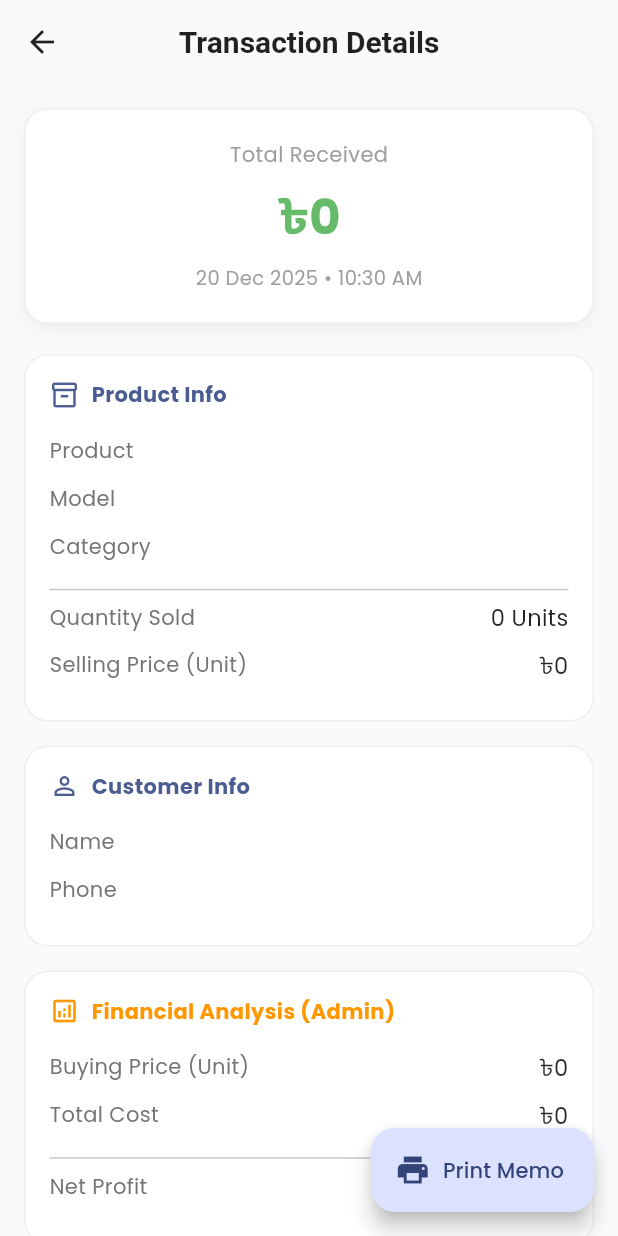
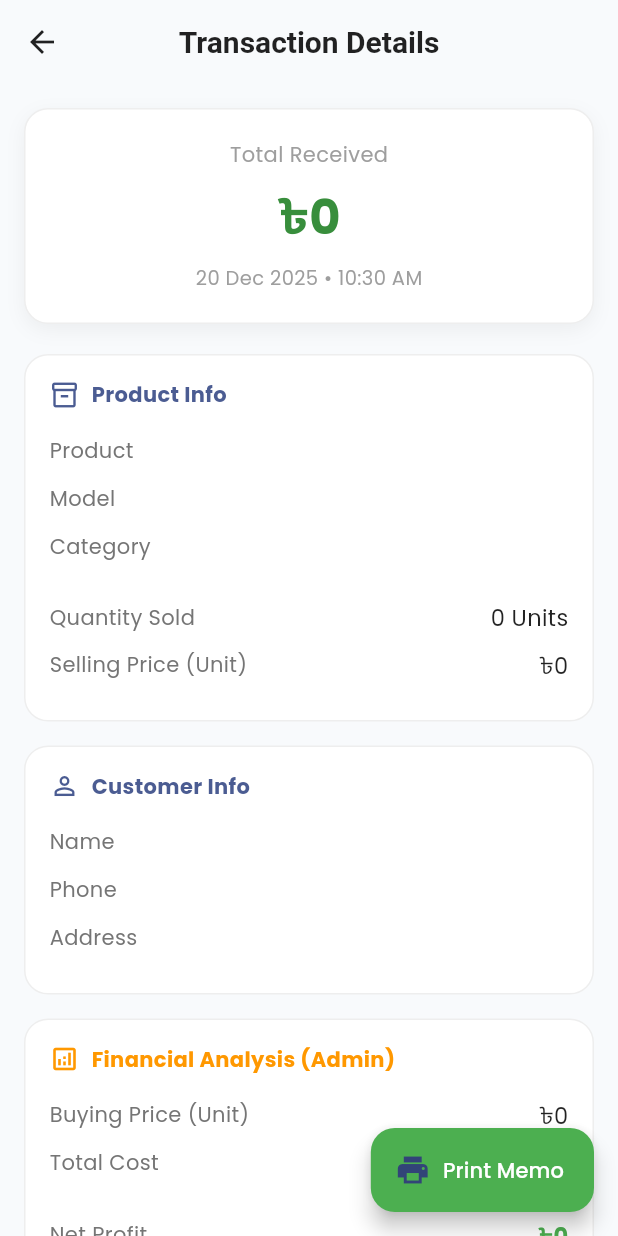
Before and after one commit to AbdullahRFA/vision_mart_app, a Flutter app: the SalesDetailScreen screen opened directly with empty values, after a tap on "Print Memo", on a phone screen of 412 x 824 dp. Run offline on Flutter 3.47's test engine with Material 3 defaults, Android fonts, the phone set to English and light mode, and no system bars; our stand-ins replace cloud_firestore, firebase_auth, firebase_core, flutter_riverpod, google_fonts, pdf and 1 more; accounts and stored records are empty.

Commit message:
feat(analytics): add customer address to detail view and fix dark mode colors
- Updated `SalesDetailScreen` to retrieve and display `customerAddress` from sales records.
- Passed customer address to the invoice PDF generator for re-printing.
- Refactored text styles in `SalesDetailScreen` to strictly use White, Yellow, Green, and Red in Dark Mode for high visibility.

Signed-off-by: AbdullahRFA <shakibrybmn@gmail.com>

```diff
--- a/lib/src/features/analytics/presentation/sales_detail_screen.dart
+++ b/lib/src/features/analytics/presentation/sales_detail_screen.dart
@@ -17,6 +17,9 @@ class SalesDetailScreen extends StatelessWidget {
     final productName = sale['productName'] ?? 'Unknown Product';
     final customerName = sale['customerName'] ?? 'Guest';
     final customerPhone = sale['customerPhone'] ?? 'N/A';
+    // 👈 Retrieve Address (Handle null safely)
+    final customerAddress = sale['customerAddress'] ?? 'N/A';
+
     final totalAmount = (sale['totalAmount'] ?? 0).toDouble();
     final profit = (sale['profit'] ?? 0).toDouble();
     final quantity = (sale['quantity'] ?? 1).toInt();
@@ -30,22 +33,22 @@ class SalesDetailScreen extends StatelessWidget {
       floatingActionButton: FloatingActionButton.extended(
         onPressed: () {
           try {
-            // Generate PDF using existing generator
             PdfGenerator.generateInvoice(
               invoiceId: invoiceId,
               customerName: customerName,
               customerPhone: customerPhone,
+              customerAddress: customerAddress, // 👈 Pass Address to PDF
               products: [
                 {
                   'name': productName,
                   'model': sale['productModel'] ?? '',
                   'qty': quantity,
                   'price': unitPrice,
-                  'total': totalAmount + discount, // Gross total for the line item usually
+                  'total': totalAmount + discount,
                 }
               ],
               totalAmount: totalAmount,
-              paidAmount: totalAmount, // Fully paid since it's in this list
+              paidAmount: totalAmount,
               dueAmount: 0,
               discount: discount,
               date: date,
@@ -57,7 +60,9 @@ class SalesDetailScreen extends StatelessWidget {
           }
         },
         icon: const Icon(Icons.print),
-        label: const Text("Print Memo"),
+        // 1. WHITE: Button Text
+        label: const Text("Print Memo", style: TextStyle(color: Colors.white)),
+        backgroundColor: Colors.green, // Always Green button
       ),
       body: SingleChildScrollView(
         padding: const EdgeInsets.all(16),
@@ -77,16 +82,19 @@ class SalesDetailScreen extends StatelessWidget {
               ),
               child: Column(
                 children: [
+                  // 1. WHITE (faint): Label
                   Text("Total Received", style: TextStyle(color: isDark ? Colors.white60 : Colors.grey)),
                   const SizedBox(height: 8),
+                  // 3. GREEN: Total Amount
                   Text(
                     "৳${totalAmount.toStringAsFixed(0)}",
-                    style: TextStyle(fontSize: 32, fontWeight: FontWeight.bold, color: Colors.green.shade400),
+                    style: TextStyle(fontSize: 32, fontWeight: FontWeight.bold, color: isDark ? Colors.greenAccent : Colors.green.shade700),
                   ),
                   const SizedBox(height: 8),
+                  // 2. YELLOW: Date
                   Text(
                     DateFormat('dd MMM yyyy • hh:mm a').format(date),
-                    style: TextStyle(color: isDark ? Colors.white38 : Colors.grey[500], fontSize: 13),
+                    style: TextStyle(color: isDark ? Colors.yellowAccent : Colors.grey[500], fontSize: 13),
                   ),
                 ],
               ),
@@ -101,7 +109,7 @@ class SalesDetailScreen extends StatelessWidget {
                 _DetailRow(label: "Product", value: productName),
                 _DetailRow(label: "Model", value: sale['productModel'] ?? 'N/A'),
                 _DetailRow(label: "Category", value: sale['productCategory'] ?? 'N/A'),
-                const Divider(),
+                const Divider(color: Colors.white24),
                 _DetailRow(label: "Quantity Sold", value: "$quantity Units"),
                 _DetailRow(label: "Selling Price (Unit)", value: "৳${unitPrice.toStringAsFixed(0)}"),
               ],
@@ -115,28 +123,31 @@ class SalesDetailScreen extends StatelessWidget {
               children: [
                 _DetailRow(label: "Name", value: customerName),
                 _DetailRow(label: "Phone", value: customerPhone),
+                // 👈 Show Address Row
+                _DetailRow(label: "Address", value: customerAddress),
               ],
             ),
             const SizedBox(height: 16),
 
-            // 4. Financial Details (Profit visible to Admin)
+            // 4. Financial Details
             _DetailSection(
               title: "Financial Analysis (Admin)",
               icon: Icons.analytics_outlined,
-              color: Colors.orange,
+              color: isDark ? Colors.orangeAccent : Colors.orange,
               children: [
                 _DetailRow(label: "Buying Price (Unit)", value: "৳${buyingPrice.toStringAsFixed(0)}"),
                 _DetailRow(label: "Total Cost", value: "৳${(buyingPrice * quantity).toStringAsFixed(0)}"),
-                const Divider(),
+                const Divider(color: Colors.white24),
                 _DetailRow(
                     label: "Net Profit",
                     value: "৳${profit.toStringAsFixed(0)}",
-                    valueColor: Colors.green,
+                    // 3. GREEN: Profit Value
+                    valueColor: isDark ? Colors.greenAccent : Colors.green,
                     isBold: true
                 ),
               ],
             ),
-            const SizedBox(height: 80), // Space for FAB
+            const SizedBox(height: 80),
           ],
         ),
       ),
@@ -155,7 +166,8 @@ class _DetailSection extends StatelessWidget {
   @override
   Widget build(BuildContext context) {
     final isDark = Theme.of(context).brightness == Brightness.dark;
-    final themeColor = color ?? Theme.of(context).primaryColor;
+    // 2. YELLOW: Section Headers (or specific color passed)
+    final themeColor = color ?? (isDark ? Colors.yellowAccent : Theme.of(context).primaryColor);
 
     return Container(
       padding: const EdgeInsets.all(16),
@@ -198,13 +210,15 @@ class _DetailRow extends StatelessWidget {
       child: Row(
         mainAxisAlignment: MainAxisAlignment.spaceBetween,
         children: [
-          Text(label, style: TextStyle(color: isDark ? Colors.white60 : Colors.grey[600])),
+          // 1. WHITE (faint): Label text
+          Text(label, style: TextStyle(color: isDark ? Colors.white70 : Colors.grey[600])),
           Expanded(
             child: Text(
               value,
               textAlign: TextAlign.end,
               style: TextStyle(
                   fontWeight: isBold ? FontWeight.bold : FontWeight.normal,
+                  // 1. WHITE: Value Text (unless specific color like Green/Red is passed)
                   color: valueColor ?? (isDark ? Colors.white : Colors.black87),
                   fontSize: 15
               ),
```
